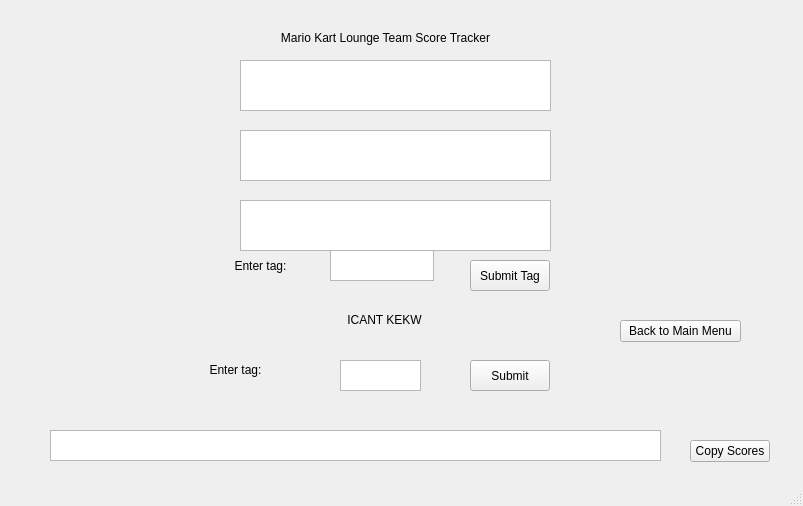
Before: the Qt Designer form scorewindow.ui in BaoPun/MarioKartLoungeScoreTracker, drawn with Qt 5.
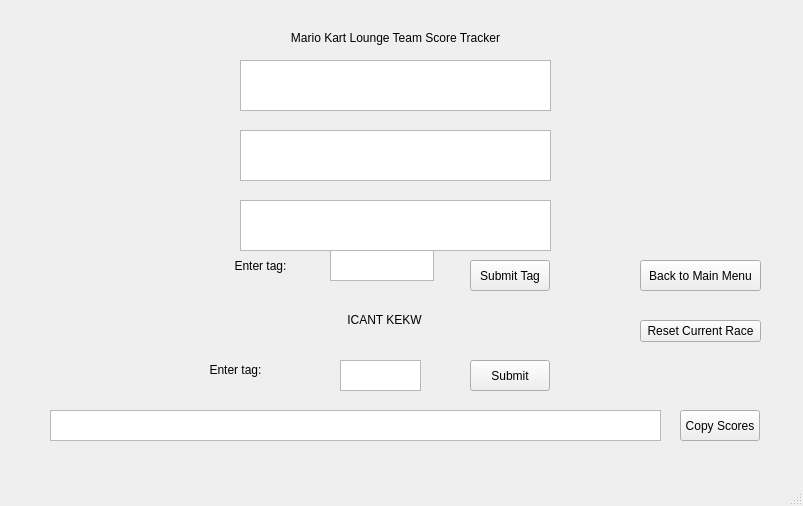
After: the same form once the commit is applied.

Commit message: Implemented functionality to reset scores if a mistake was made while inputting scores

The edit to the form file:
```diff
--- a/scorewindow.ui
+++ b/scorewindow.ui
@@ -66,9 +66,9 @@
    <widget class="QLabel" name="title_label">
     <property name="geometry">
      <rect>
-      <x>270</x>
+      <x>240</x>
       <y>30</y>
-      <width>231</width>
+      <width>311</width>
       <height>16</height>
      </rect>
     </property>
@@ -83,7 +83,7 @@
     <property name="geometry">
      <rect>
       <x>50</x>
-      <y>430</y>
+      <y>410</y>
       <width>611</width>
       <height>31</height>
      </rect>
@@ -160,10 +160,10 @@
    <widget class="QPushButton" name="copy_button">
     <property name="geometry">
      <rect>
-      <x>690</x>
-      <y>440</y>
+      <x>680</x>
+      <y>410</y>
       <width>80</width>
-      <height>22</height>
+      <height>31</height>
      </rect>
     </property>
     <property name="text">
@@ -183,16 +183,29 @@
    <widget class="QPushButton" name="main_menu_button">
     <property name="geometry">
      <rect>
-      <x>620</x>
-      <y>320</y>
+      <x>640</x>
+      <y>260</y>
       <width>121</width>
-      <height>22</height>
+      <height>31</height>
      </rect>
     </property>
     <property name="text">
      <string>Back to Main Menu</string>
     </property>
    </widget>
+   <widget class="QPushButton" name="pushButton">
+    <property name="geometry">
+     <rect>
+      <x>640</x>
+      <y>320</y>
+      <width>121</width>
+      <height>22</height>
+     </rect>
+    </property>
+    <property name="text">
+     <string>Reset Current Race</string>
+    </property>
+   </widget>
   </widget>
   <widget class="QMenuBar" name="menubar">
    <property name="geometry">
```
The commit also changes 16 other files.
